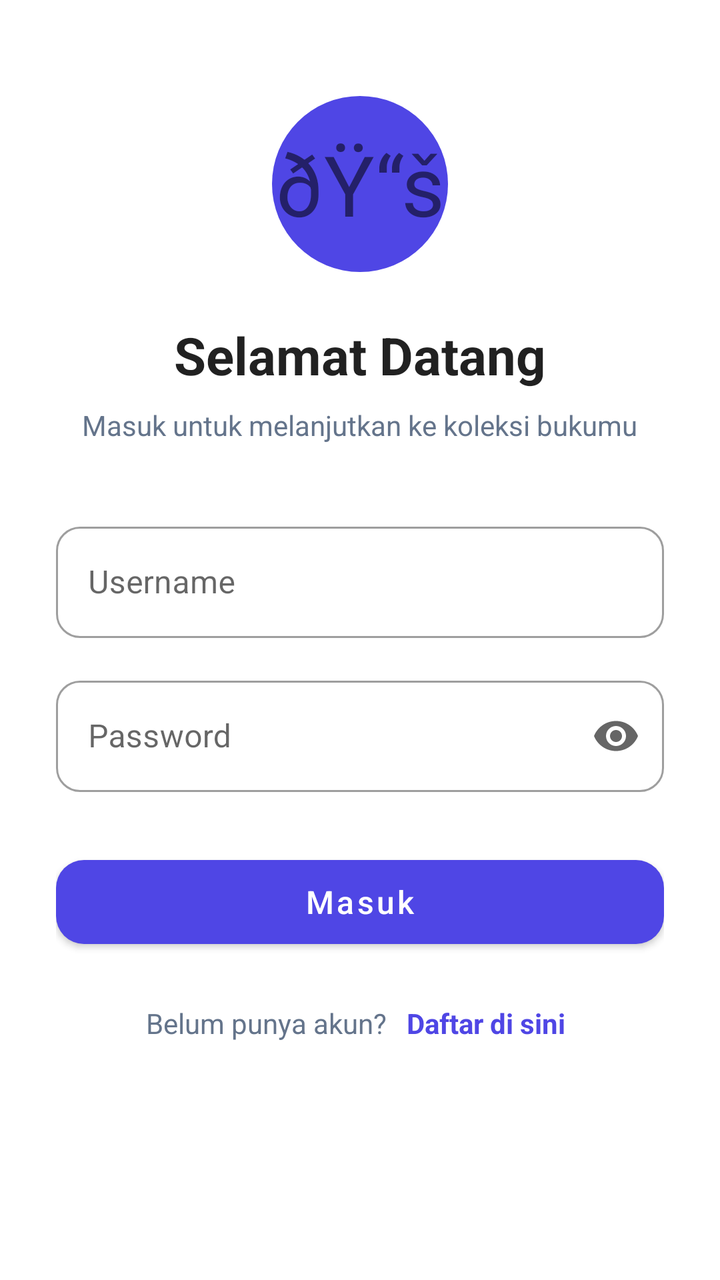
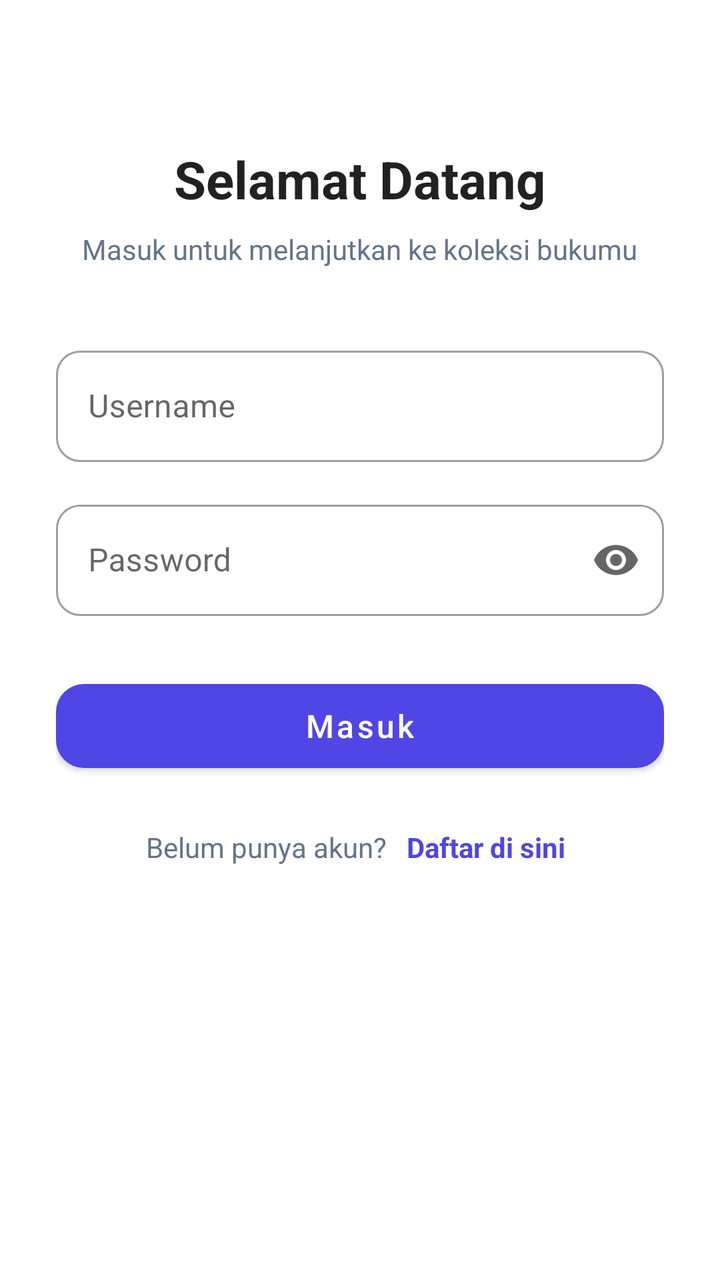

Compare the two renders of this Android layout. The source of the first and the diff that turns it into the second are given below.
<!-- AndroidManifest.xml: application theme Theme.UTSPABKelompok2 -->
<!-- res/layout/activity_login.xml -->
﻿<?xml version="1.0" encoding="utf-8"?>
<ScrollView xmlns:android="http://schemas.android.com/apk/res/android"
    xmlns:app="http://schemas.android.com/apk/res-auto"
    android:layout_width="match_parent"
    android:layout_height="match_parent"
    android:fillViewport="true"
    android:background="?android:attr/colorBackground">

    <LinearLayout
        android:layout_width="match_parent"
        android:layout_height="wrap_content"
        android:orientation="vertical"
        android:gravity="center_horizontal"
        android:paddingStart="28dp"
        android:paddingEnd="28dp"
        android:paddingTop="48dp"
        android:paddingBottom="32dp">

        <FrameLayout
            android:layout_width="88dp"
            android:layout_height="88dp"
            android:background="@drawable/bg_circle_primary">

            <TextView
                android:layout_width="wrap_content"
                android:layout_height="wrap_content"
                android:layout_gravity="center"
                android:text="ðŸ“š"
                android:textSize="42sp" />
        </FrameLayout>

        <TextView
            android:layout_width="wrap_content"
            android:layout_height="wrap_content"
            android:layout_marginTop="24dp"
            android:text="@string/login_title"
            android:textColor="?android:attr/textColorPrimary"
            android:textSize="26sp"
            android:textStyle="bold" />

        <TextView
            android:layout_width="wrap_content"
            android:layout_height="wrap_content"
            android:layout_marginTop="8dp"
            android:gravity="center"
            android:text="@string/login_subtitle"
            android:textColor="@color/text_secondary"
            android:textSize="14sp" />

        <com.google.android.material.textfield.TextInputLayout
            style="@style/Widget.MaterialComponents.TextInputLayout.OutlinedBox"
            android:layout_width="match_parent"
            android:layout_height="wrap_content"
            android:layout_marginTop="36dp"
            android:hint="@string/username"
            app:boxCornerRadiusBottomEnd="12dp"
            app:boxCornerRadiusBottomStart="12dp"
            app:boxCornerRadiusTopEnd="12dp"
            app:boxCornerRadiusTopStart="12dp">

            <com.google.android.material.textfield.TextInputEditText
                android:id="@+id/etUsername_196"
                android:layout_width="match_parent"
                android:layout_height="wrap_content"
                android:inputType="text"
                android:maxLines="1"
                android:autofillHints="username" />
        </com.google.android.material.textfield.TextInputLayout>

        <com.google.android.material.textfield.TextInputLayout
            style="@style/Widget.MaterialComponents.TextInputLayout.OutlinedBox"
            android:layout_width="match_parent"
            android:layout_height="wrap_content"
            android:layout_marginTop="16dp"
            android:hint="@string/password"
            app:boxCornerRadiusBottomEnd="12dp"
            app:boxCornerRadiusBottomStart="12dp"
            app:boxCornerRadiusTopEnd="12dp"
            app:boxCornerRadiusTopStart="12dp"
            app:endIconMode="password_toggle">

            <com.google.android.material.textfield.TextInputEditText
                android:id="@+id/etPassword_196"
                android:layout_width="match_parent"
                android:layout_height="wrap_content"
                android:inputType="textPassword"
                android:maxLines="1"
                android:autofillHints="password" />
        </com.google.android.material.textfield.TextInputLayout>

        <com.google.android.material.button.MaterialButton
            android:id="@+id/btnLogin_196"
            android:layout_width="match_parent"
            android:layout_height="54dp"
            android:layout_marginTop="28dp"
            android:text="@string/login_button"
            android:textAllCaps="false"
            android:textSize="16sp"
            app:cornerRadius="14dp" />

        <LinearLayout
            android:layout_width="wrap_content"
            android:layout_height="wrap_content"
            android:layout_marginTop="20dp"
            android:gravity="center_vertical"
            android:orientation="horizontal">

            <TextView
                android:layout_width="wrap_content"
                android:layout_height="wrap_content"
                android:text="@string/login_no_account"
                android:textColor="@color/text_secondary"
                android:textSize="14sp" />

            <TextView
                android:id="@+id/tvGoRegister_196"
                android:layout_width="wrap_content"
                android:layout_height="wrap_content"
                android:layout_marginStart="6dp"
                android:padding="4dp"
                android:text="@string/login_register_link"
                android:textColor="@color/primary"
                android:textSize="14sp"
                android:textStyle="bold" />
        </LinearLayout>
    </LinearLayout>
</ScrollView>
<!-- resources referenced by this layout -->
<resources>
  <color name="primary">#4F46E5</color>
  <color name="text_secondary">#64748B</color>
  <!-- drawable bg_circle_primary (drawable) -->
  <?xml version="1.0" encoding="utf-8"?>
  <shape xmlns:android="http://schemas.android.com/apk/res/android"
      android:shape="oval">
      <solid android:color="@color/primary" />
  </shape>
  <string name="login_button">Masuk</string>
  <string name="login_no_account">Belum punya akun?</string>
  <string name="login_register_link">Daftar di sini</string>
  <string name="login_subtitle">Masuk untuk melanjutkan ke koleksi bukumu</string>
  <string name="login_title">Selamat Datang</string>
  <string name="password">Password</string>
  <string name="username">Username</string>
  <style name="Theme.UTSPABKelompok2" parent="Theme.MaterialComponents.DayNight.DarkActionBar">
          <item name="colorPrimary">@color/primary</item>
          <item name="colorPrimaryVariant">@color/primary_dark</item>
          <item name="colorOnPrimary">@color/white</item>
          <item name="colorSecondary">@color/accent</item>
          <item name="colorSecondaryVariant">@color/teal_700</item>
          <item name="colorOnSecondary">@color/white</item>
          <item name="android:statusBarColor">?attr/colorPrimaryVariant</item>
          <item name="android:windowBackground">@color/background_light</item>
      </style>
  <color name="primary_dark">#3730A3</color>
  <color name="white">#FFFFFFFF</color>
  <color name="accent">#0284C7</color>
  <color name="teal_700">#0369A1</color>
  <color name="background_light">#F1F5F9</color>
</resources>

<!-- the commit's change to res/layout/activity_login.xml (unified diff, before → after) -->
@@ -15,19 +15,6 @@
         android:paddingEnd="28dp"
         android:paddingTop="48dp"
         android:paddingBottom="32dp">
-
-        <FrameLayout
-            android:layout_width="88dp"
-            android:layout_height="88dp"
-            android:background="@drawable/bg_circle_primary">
-
-            <TextView
-                android:layout_width="wrap_content"
-                android:layout_height="wrap_content"
-                android:layout_gravity="center"
-                android:text="ðŸ“š"
-                android:textSize="42sp" />
-        </FrameLayout>
 
         <TextView
             android:layout_width="wrap_content"
<!-- resource entries referenced after the edit -->
@@ -2,12 +2,6 @@
 <resources>
   <color name="primary">#4F46E5</color>
   <color name="text_secondary">#64748B</color>
-  <!-- drawable bg_circle_primary (drawable) -->
-  <?xml version="1.0" encoding="utf-8"?>
-  <shape xmlns:android="http://schemas.android.com/apk/res/android"
-      android:shape="oval">
-      <solid android:color="@color/primary" />
-  </shape>
   <string name="login_button">Masuk</string>
   <string name="login_no_account">Belum punya akun?</string>
   <string name="login_register_link">Daftar di sini</string>
